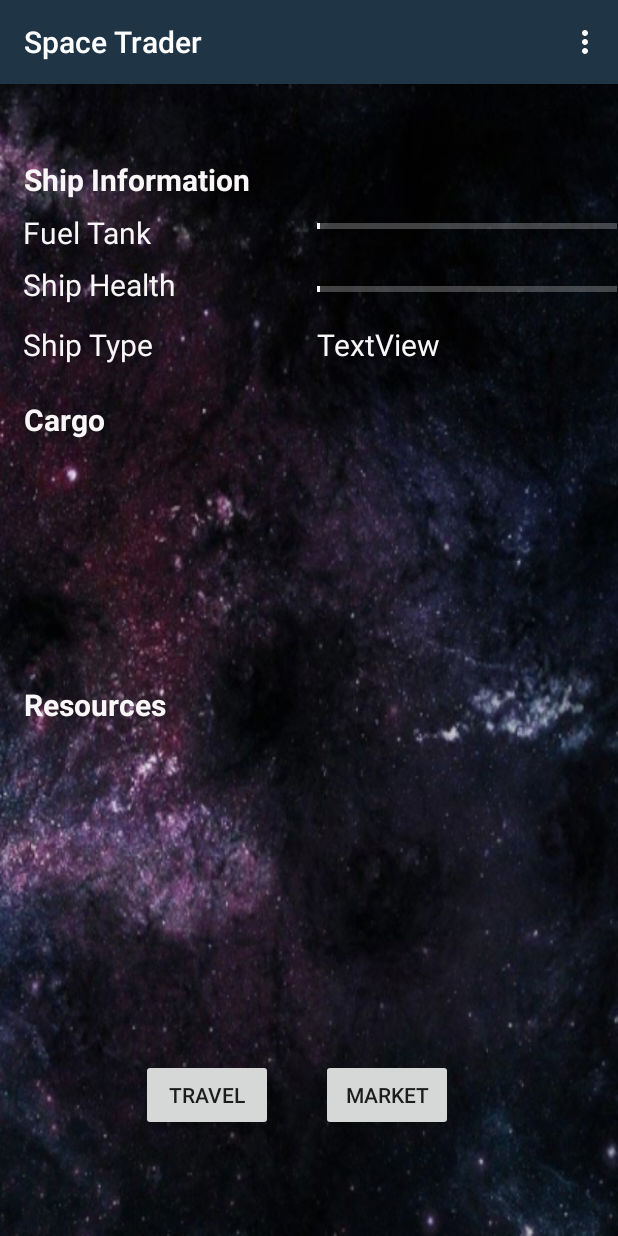
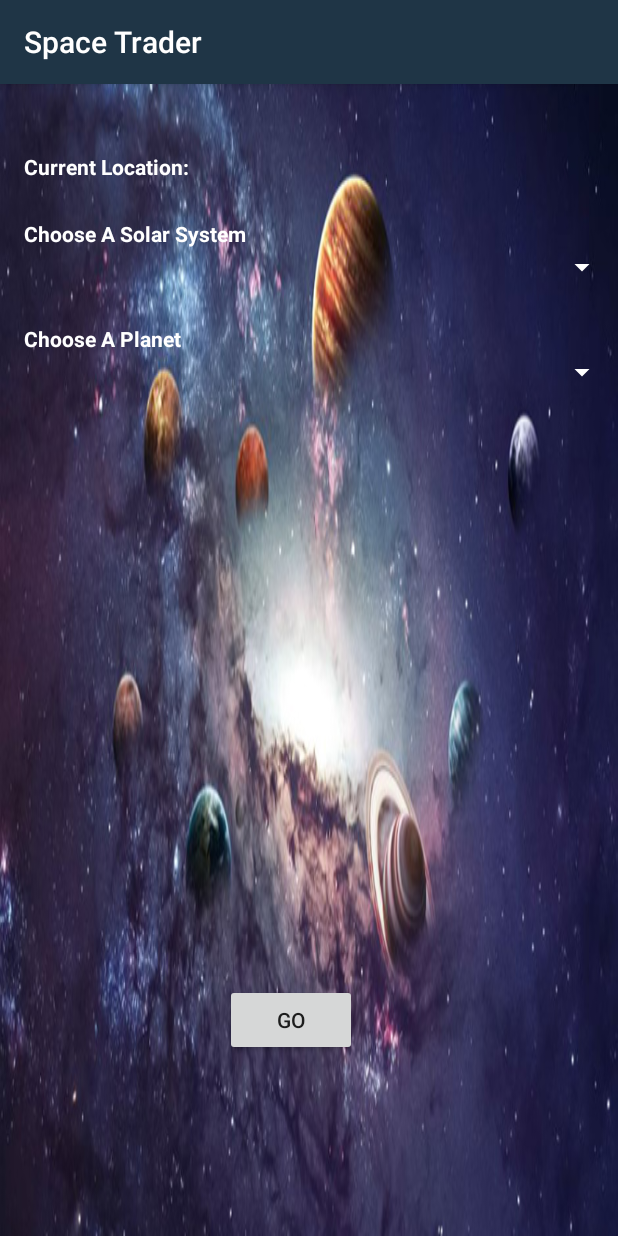
Before and after one commit to LaurenWhite/SpaceTrader, an Android app: the GameMainScreenActivity screen opened directly, with no data from a screen before it, after a tap on "TRAVEL", on a phone screen of 412 x 824 dp. Run offline under Robolectric (Android 15) with nearby library versions, the light colour scheme and no system bars.

Commit message:
connected Travel UI to app button

```diff
--- a/app/src/main/AndroidManifest.xml
+++ b/app/src/main/AndroidManifest.xml
@@ -17,7 +17,8 @@
                 <category android:name="android.intent.category.LAUNCHER" />
             </intent-filter>
         </activity>
-        <activity android:name=".views.MarketActivity"/>
+        <activity android:name=".views.MarketActivity" />
+        <activity android:name=".views.TravelActivity"></activity>
     </application>
 
 </manifest>
--- a/app/src/main/java/edu/gatech/macpack/spacetrader/views/GameMainScreenActivity.java
+++ b/app/src/main/java/edu/gatech/macpack/spacetrader/views/GameMainScreenActivity.java
@@ -30,6 +30,11 @@ public class GameMainScreenActivity extends AppCompatActivity {
         startActivity(intent);
     }
 
+    public void onTravelPressed(View view) {
+        Intent intent = new Intent(getBaseContext(), TravelActivity.class);
+        startActivity(intent);
+    }
+
     @Override
     public boolean onCreateOptionsMenu(Menu menu) {
         getMenuInflater().inflate(R.menu.main_menu, menu);
--- /dev/null
+++ b/app/src/main/java/edu/gatech/macpack/spacetrader/views/TravelActivity.java
@@ -0,0 +1,37 @@
+package edu.gatech.macpack.spacetrader.views;
+
+import android.support.v7.app.AppCompatActivity;
+import android.os.Bundle;
+import android.widget.Button;
+import android.widget.EditText;
+import android.widget.FrameLayout;
+import android.widget.LinearLayout;
+import android.widget.Spinner;
+import android.widget.TextView;
+
+import edu.gatech.macpack.spacetrader.R;
+
+public class TravelActivity extends AppCompatActivity {
+
+    private TextView currentLocationLabel;
+    private TextView currentLocation;
+    private TextView solarSystem;
+    private Spinner solarSystemSpinner;
+    private TextView planet;
+    private Spinner planetSpinner;
+    private Button go;
+
+    @Override
+    protected void onCreate(Bundle savedInstanceState) {
+        super.onCreate(savedInstanceState);
+        setContentView(R.layout.activity_travel);
+
+        currentLocationLabel = findViewById(R.id.currentLocationLabel);
+        currentLocation = findViewById(R.id.currentLocation);
+        solarSystem = findViewById(R.id.solarSystem);
+        solarSystemSpinner = findViewById(R.id.solarSystemSpinner);
+        planet = findViewById(R.id.planet);
+        planetSpinner = findViewById(R.id.planetSpinner);
+        go = findViewById(R.id.go);
+    }
+}
--- a/app/src/main/res/layout/activity_travel.xml
+++ b/app/src/main/res/layout/activity_travel.xml
@@ -1,8 +1,8 @@
 <?xml version="1.0" encoding="utf-8"?>
 <RelativeLayout xmlns:android="http://schemas.android.com/apk/res/android"
     xmlns:tools="http://schemas.android.com/tools"
-    android:layout_width="600dp"
-    android:layout_height="750dp"
+    android:layout_width="match_parent"
+    android:layout_height="match_parent"
     tools:context=".views.GameMainScreenActivity"
     android:background ="@drawable/planets">
 
```
